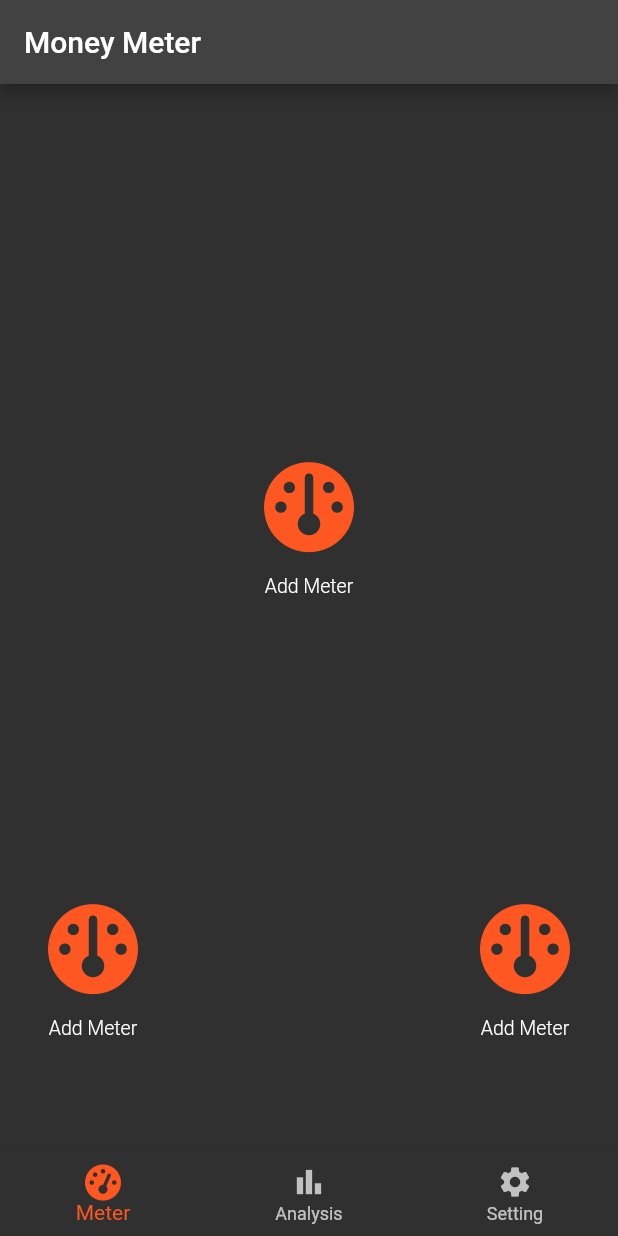
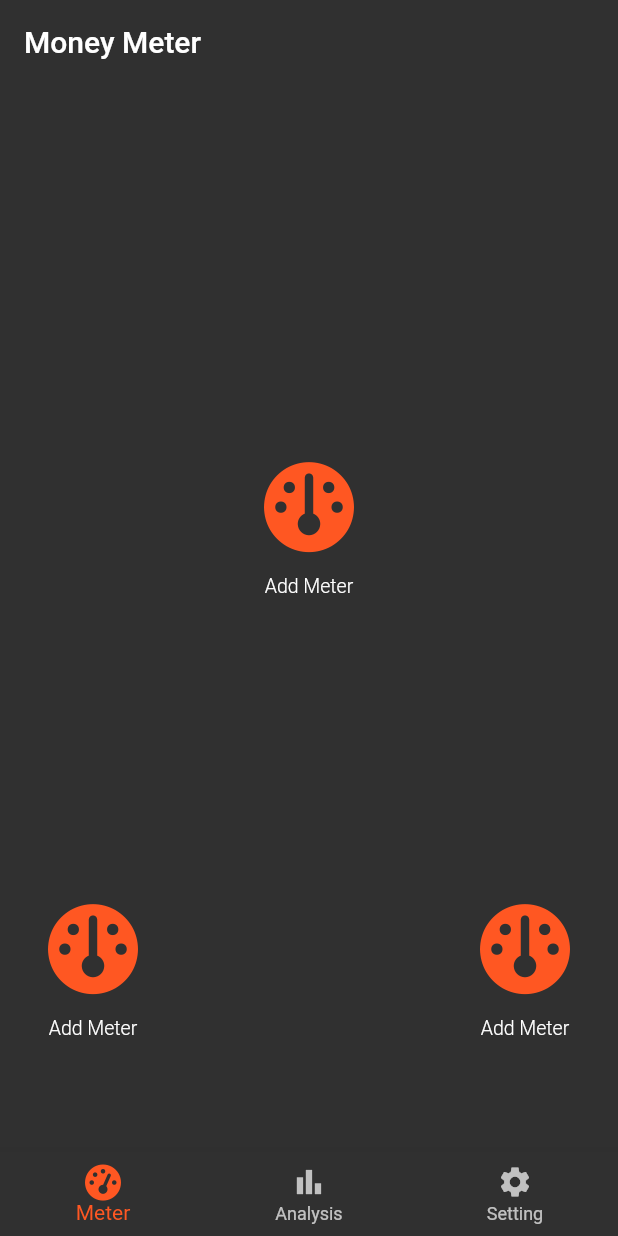
Before and after one commit to kolbe-ryo/budget_scouter, a Flutter app: the screen it shows after launch, on a phone screen of 412 x 824 dp. Run offline on Flutter 3.47's test engine with Material 2 defaults, Android fonts, the phone set to English and light mode, and no system bars; our stand-ins replace flutter_riverpod, font_awesome_flutter, freezed_annotation, pie_chart, shared_preferences; generated files the repository leaves out were written again.

Commit message:
add appbar

```diff
--- a/lib/constant/style.dart
+++ b/lib/constant/style.dart
@@ -9,3 +9,5 @@ const kTextStyleSecondary = TextStyle(
 );
 
 const kThemeColor = Colors.deepOrange;
+
+const kDarkBackColor = Color(0xff303030);
--- a/lib/view/page/top_page.dart
+++ b/lib/view/page/top_page.dart
@@ -17,7 +17,11 @@ class TopPage extends ConsumerWidget {
   Widget build(BuildContext context, WidgetRef ref) {
     final pageIndex = ref.watch(bottomNavigtionIndex);
     return Scaffold(
-      appBar: AppBar(title: Text('Money Meter')),
+      appBar: AppBar(
+        title: Text('Money Meter'),
+        backgroundColor: kDarkBackColor,
+        elevation: 0,
+      ),
       body: Padding(
         padding: const EdgeInsets.all(kSpacing),
         child: BottomNavigationBarEnum.values.map((item) => item.page()).toList()[pageIndex],
```
